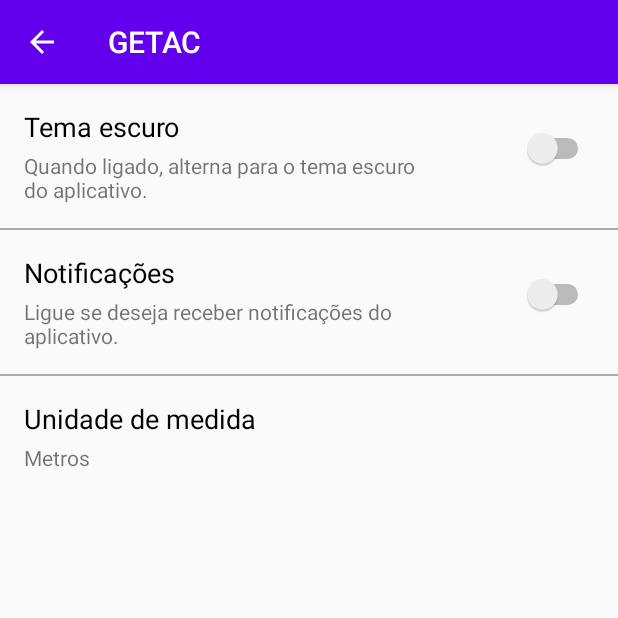
After one commit to GKyomen/GETAC, an Android app: the SettingsActivity screen opened directly, with no data from a screen before it, on a phone screen of 412 x 824 dp, the top half of it. The commit adds this screen. Run offline under Robolectric (Android 15) with nearby library versions, the phone set to English and light mode, and no system bars.

Commit message:
#8 - added settings screen

```diff
--- a/iBuildApp1/app/src/main/AndroidManifest.xml
+++ b/iBuildApp1/app/src/main/AndroidManifest.xml
@@ -9,10 +9,11 @@
         android:roundIcon="@mipmap/ic_launcher_round"
         android:supportsRtl="true"
         android:theme="@style/AppTheme">
-        <activity android:name=".EditPasswordActivity"></activity>
+        <activity android:name=".SettingsActivity"></activity>
+        <activity android:name=".EditPasswordActivity" />
         <activity
             android:name=".LoginActivity"
-            android:theme="@style/Theme.AppCompat.Light.NoActionBar"></activity>
+            android:theme="@style/Theme.AppCompat.Light.NoActionBar" />
         <activity android:name=".EditPersonalInfoActivity" />
         <activity android:name=".EditAccountActivity" />
         <activity
--- /dev/null
+++ b/iBuildApp1/app/src/main/java/com/ibuild/getac/SettingsActivity.kt
@@ -0,0 +1,19 @@
+package com.ibuild.getac
+
+import androidx.appcompat.app.AppCompatActivity
+import android.os.Bundle
+
+class SettingsActivity : AppCompatActivity() {
+
+    override fun onCreate(savedInstanceState: Bundle?) {
+        super.onCreate(savedInstanceState)
+        setContentView(R.layout.activity_settings)
+
+        supportActionBar?.setDisplayHomeAsUpEnabled(true)
+    }
+
+    override fun onSupportNavigateUp(): Boolean {
+        finish()
+        return true
+    }
+}
--- /dev/null
+++ b/iBuildApp1/app/src/main/res/layout/activity_settings.xml
@@ -0,0 +1,124 @@
+<?xml version="1.0" encoding="utf-8"?>
+<androidx.constraintlayout.widget.ConstraintLayout xmlns:android="http://schemas.android.com/apk/res/android"
+    xmlns:app="http://schemas.android.com/apk/res-auto"
+    xmlns:tools="http://schemas.android.com/tools"
+    android:layout_width="match_parent"
+    android:layout_height="match_parent"
+    tools:context=".SettingsActivity">
+
+    <TextView
+        android:id="@+id/setThemeTitle"
+        android:layout_width="wrap_content"
+        android:layout_height="wrap_content"
+        android:layout_marginStart="16dp"
+        android:layout_marginTop="16dp"
+        android:text="@string/set_theme_title"
+        android:textColor="@android:color/black"
+        android:textSize="18sp"
+        app:layout_constraintStart_toStartOf="parent"
+        app:layout_constraintTop_toTopOf="parent" />
+
+    <TextView
+        android:id="@+id/setThemeDesc"
+        android:layout_width="0dp"
+        android:layout_height="wrap_content"
+        android:layout_marginStart="16dp"
+        android:layout_marginTop="4dp"
+        android:layout_marginEnd="120dp"
+        android:text="@string/set_theme_desc"
+        app:layout_constraintEnd_toEndOf="parent"
+        app:layout_constraintStart_toStartOf="parent"
+        app:layout_constraintTop_toBottomOf="@+id/setThemeTitle" />
+
+    <Switch
+        android:id="@+id/switchTheme"
+        android:layout_width="wrap_content"
+        android:layout_height="wrap_content"
+        android:layout_marginEnd="16dp"
+        android:checked="false"
+        app:layout_constraintBottom_toTopOf="@+id/setThemeDesc"
+        app:layout_constraintEnd_toEndOf="parent"
+        app:layout_constraintTop_toBottomOf="@+id/setThemeTitle" />
+
+    <View
+        android:id="@+id/separator1"
+        android:layout_width="match_parent"
+        android:layout_height="1dp"
+        android:layout_marginTop="16dp"
+        android:background="#FFAAAAAA"
+        app:layout_constraintEnd_toEndOf="parent"
+        app:layout_constraintHorizontal_bias="1.0"
+        app:layout_constraintStart_toStartOf="parent"
+        app:layout_constraintTop_toBottomOf="@+id/setThemeDesc" />
+
+    <TextView
+        android:id="@+id/setNotificationsTitle"
+        android:layout_width="wrap_content"
+        android:layout_height="wrap_content"
+        android:layout_marginStart="16dp"
+        android:layout_marginTop="16dp"
+        android:text="@string/set_notifications_title"
+        android:textColor="@android:color/black"
+        android:textSize="18sp"
+        app:layout_constraintStart_toStartOf="parent"
+        app:layout_constraintTop_toBottomOf="@+id/separator1" />
+
+    <TextView
+        android:id="@+id/setNotificationsDesc"
+        android:layout_width="0dp"
+        android:layout_height="wrap_content"
+        android:layout_marginStart="16dp"
+        android:layout_marginTop="4dp"
+        android:layout_marginEnd="120dp"
+        android:text="@string/set_notifications_desc"
+        app:layout_constraintEnd_toEndOf="parent"
+        app:layout_constraintStart_toStartOf="parent"
+        app:layout_constraintTop_toBottomOf="@+id/setNotificationsTitle" />
+
+    <Switch
+        android:id="@+id/switchNotifications"
+        android:layout_width="wrap_content"
+        android:layout_height="wrap_content"
+        android:layout_marginEnd="16dp"
+        app:layout_constraintBottom_toTopOf="@+id/setNotificationsDesc"
+        app:layout_constraintEnd_toEndOf="parent"
+        app:layout_constraintTop_toBottomOf="@+id/setNotificationsTitle" />
+
+    <View
+        android:id="@+id/separator2"
+        android:layout_width="match_parent"
+        android:layout_height="1dp"
+        android:layout_marginTop="16dp"
+        android:background="#FFAAAAAA"
+        app:layout_constraintEnd_toEndOf="parent"
+        app:layout_constraintHorizontal_bias="0.0"
+        app:layout_constraintStart_toStartOf="parent"
+        app:layout_constraintTop_toBottomOf="@+id/setNotificationsDesc" />
+
+    <LinearLayout
+        android:id="@+id/btnMeasurementUnit"
+        android:layout_width="match_parent"
+        android:layout_height="wrap_content"
+        android:orientation="vertical"
+        app:layout_constraintTop_toBottomOf="@+id/separator2">
+
+        <TextView
+            android:id="@+id/measurementUnitText"
+            android:layout_width="wrap_content"
+            android:layout_height="wrap_content"
+            android:layout_marginStart="16dp"
+            android:layout_marginTop="16dp"
+            android:text="@string/measurement_unit_title"
+            android:textColor="@android:color/black"
+            android:textSize="18sp" />
+
+        <TextView
+            android:id="@+id/measurementUnitValueText"
+            android:layout_width="match_parent"
+            android:layout_height="wrap_content"
+            android:layout_marginStart="16dp"
+            android:layout_marginTop="4dp"
+            android:text="@string/measurement_unit_op1" />
+    </LinearLayout>
+
+</androidx.constraintlayout.widget.ConstraintLayout>
--- a/iBuildApp1/app/src/main/res/values/strings.xml
+++ b/iBuildApp1/app/src/main/res/values/strings.xml
@@ -49,4 +49,13 @@
     <string name="edit_password_hint">Nova senha</string>
     <string name="edit_password_confirm_hint">Confirme a nova senha</string>
     <string name="btn_save_password">Alterar senha</string>
+    <string name="set_theme_title">Tema escuro</string>
+    <string name="set_theme_desc">Quando ligado, alterna para o tema escuro do aplicativo.</string>
+    <string name="set_notifications_title">Notificações</string>
+    <string name="set_notifications_desc">Ligue se deseja receber notificações do aplicativo.</string>
+    <string name="measurement_unit_title">Unidade de medida</string>
+    <string name="measurement_unit_op1">Metros</string>
+    <string name="measurement_unit_op2">Jarda</string>
+    <string name="measurement_unit_op3">Pé</string>
+    <string name="measurement_unit_op4">Polegada</string>
 </resources>
```
